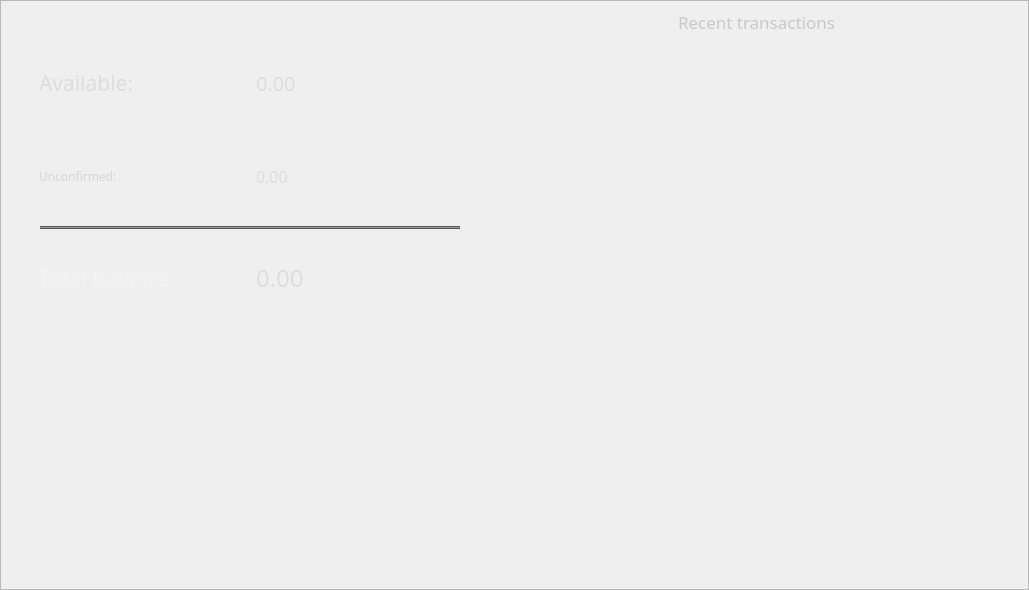
The window that src/gui/ui/overviewframe.ui (FandomGold/XFG-wallet) describes before a commit, drawn with Qt 5.
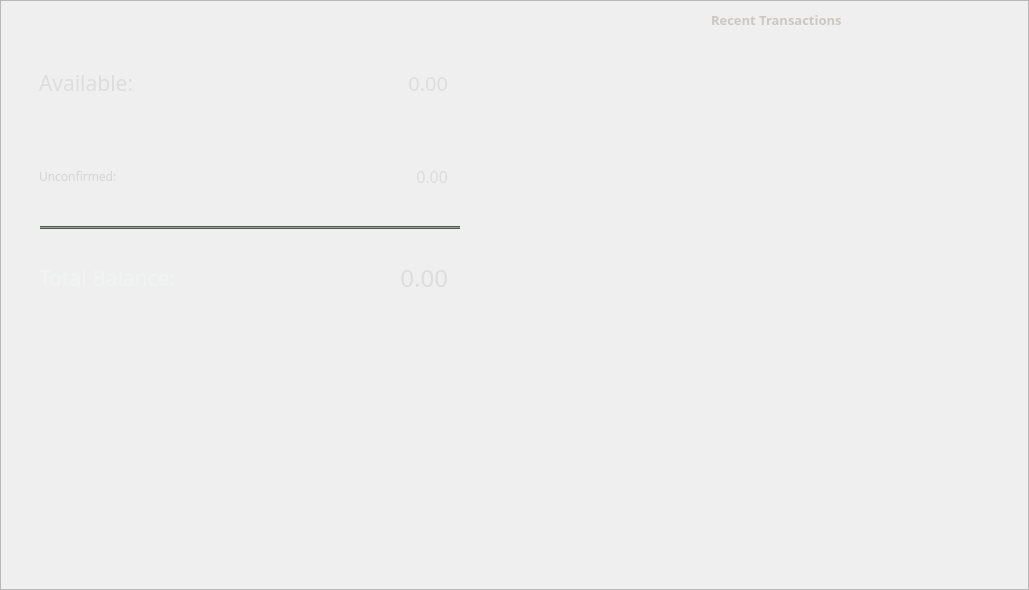
The same window after the commit.

```diff
--- a/src/gui/ui/overviewframe.ui
+++ b/src/gui/ui/overviewframe.ui
@@ -114,22 +114,22 @@
           </property>
           <property name="font">
            <font>
-            <family>zelda</family>
-            <pointsize>13</pointsize>
+            <family>orbitron</family>
+            <pointsize>10</pointsize>
            </font>
           </property>
           <property name="layoutDirection">
            <enum>Qt::LeftToRight</enum>
           </property>
           <property name="styleSheet">
-           <string notr="true">font-family: zelda;
+           <string notr="true">font-family: orbitron;
 color:qlineargradient(spread:pad, x1:0, y1:0, x2:1, y2:1, stop:0 rgba(0, 255, 223, 255), stop:1 rgba(255, 0, 216, 255));</string>
           </property>
           <property name="lineWidth">
            <number>0</number>
           </property>
           <property name="text">
-           <string>&lt;html&gt;&lt;head/&gt;&lt;body&gt;&lt;p&gt;&lt;span style=&quot; color:#cbc7c4;&quot;&gt;Recent transactions  &lt;/span&gt;&lt;/p&gt;&lt;/body&gt;&lt;/html&gt;</string>
+           <string>&lt;html&gt;&lt;head/&gt;&lt;body&gt;&lt;p&gt;&lt;span style=&quot; font-weight:600; color:#cbc7c4;&quot;&gt;Recent Transactions &lt;/span&gt;&lt;/p&gt;&lt;/body&gt;&lt;/html&gt;</string>
           </property>
           <property name="textFormat">
            <enum>Qt::AutoText</enum>
@@ -137,6 +137,9 @@
           <property name="scaledContents">
            <bool>false</bool>
           </property>
+          <property name="alignment">
+           <set>Qt::AlignCenter</set>
+          </property>
           <property name="wordWrap">
            <bool>false</bool>
           </property>
@@ -1038,7 +1041,7 @@
          <bool>true</bool>
         </property>
         <property name="alignment">
-         <set>Qt::AlignLeading|Qt::AlignLeft|Qt::AlignVCenter</set>
+         <set>Qt::AlignRight|Qt::AlignTrailing|Qt::AlignVCenter</set>
         </property>
         <property name="wordWrap">
          <bool>false</bool>
@@ -1302,6 +1305,9 @@
         <property name="text">
          <string notr="true">&lt;html&gt;&lt;head/&gt;&lt;body&gt;&lt;p&gt;&lt;span style=&quot; color:#dddddd;&quot;&gt;0.00&lt;/span&gt;&lt;/p&gt;&lt;/body&gt;&lt;/html&gt;</string>
         </property>
+        <property name="alignment">
+         <set>Qt::AlignRight|Qt::AlignTrailing|Qt::AlignVCenter</set>
+        </property>
         <property name="margin">
          <number>9</number>
         </property>
@@ -1783,6 +1789,9 @@
         <property name="text">
          <string notr="true">&lt;html&gt;&lt;head/&gt;&lt;body&gt;&lt;p&gt;&lt;span style=&quot; color:#dddddd;&quot;&gt;0.00&lt;/span&gt;&lt;/p&gt;&lt;/body&gt;&lt;/html&gt;</string>
         </property>
+        <property name="alignment">
+         <set>Qt::AlignRight|Qt::AlignTrailing|Qt::AlignVCenter</set>
+        </property>
         <property name="margin">
          <number>9</number>
         </property>
```
Left out of the diff: 5 changed lines with no effect on the pictures.
